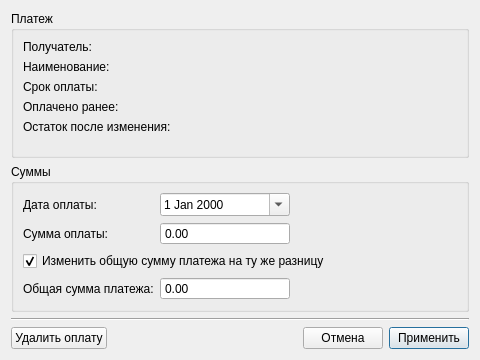
This is designer/ui/paymentamountdialog.ui in Aleee/FinanceCalender as Qt 5 draws it before an edit. The edited form follows.
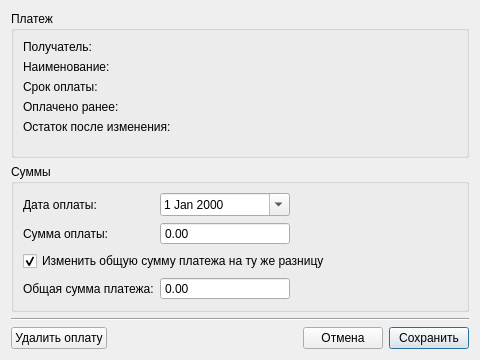
This is the edited form.

```diff
--- a/designer/ui/paymentamountdialog.ui
+++ b/designer/ui/paymentamountdialog.ui
@@ -301,7 +301,7 @@
      <item>
       <widget class="QPushButton" name="pb_accept">
        <property name="text">
-        <string>Применить</string>
+        <string>Сохранить</string>
        </property>
        <property name="default">
         <bool>true</bool>
```
